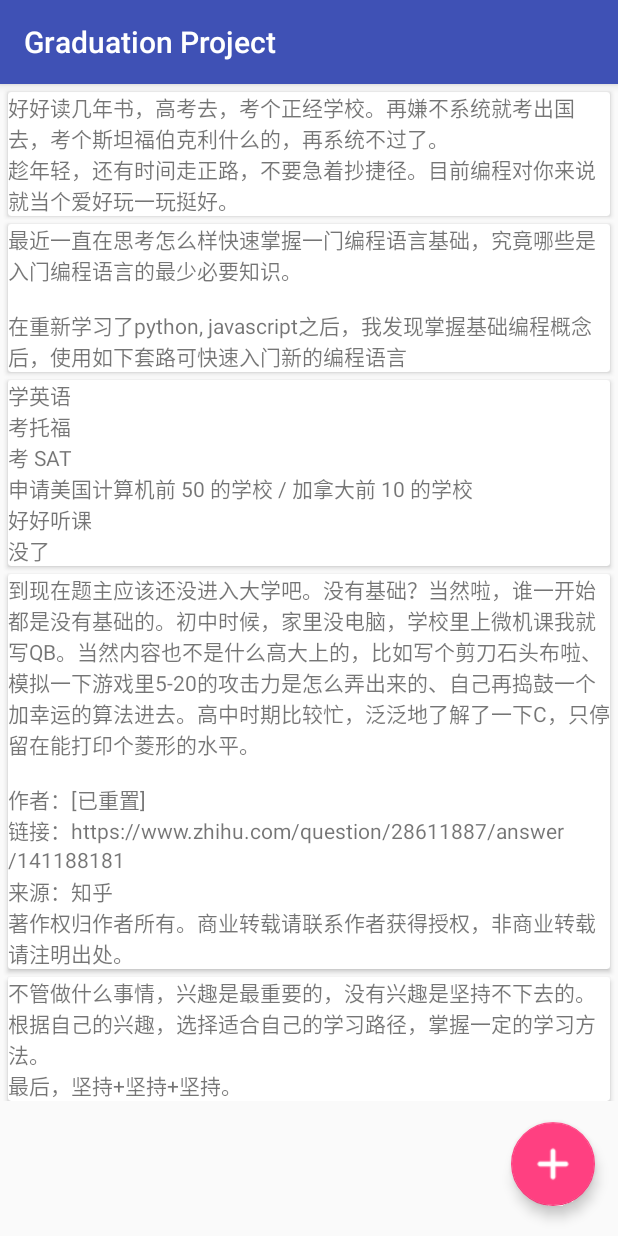
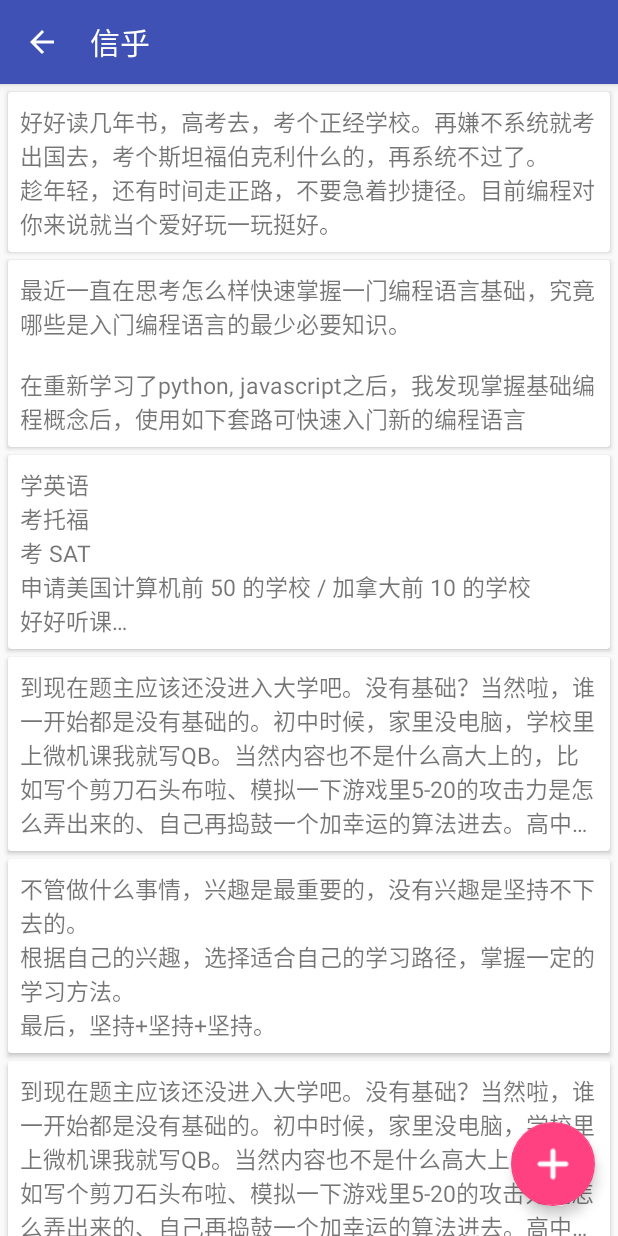
Before and after one commit to coolcm/graduation-project, an Android app: the screen it shows after launch (ListActivity), on a phone screen of 412 x 824 dp. Run offline under Robolectric (Android 15) with nearby library versions, the phone set to English and light mode, and no system bars.

Commit message:
添加Toolbar和具体内容界面

```diff
--- a/app/src/main/AndroidManifest.xml
+++ b/app/src/main/AndroidManifest.xml
@@ -16,7 +16,8 @@
                 <category android:name="android.intent.category.LAUNCHER" />
             </intent-filter>
         </activity>
-        <activity android:name=".activity.EditActivity"></activity>
+        <activity android:name=".activity.EditActivity" />
+        <activity android:name=".activity.ContentActivity"></activity>
     </application>
 
 </manifest>
--- a/app/src/main/java/com/example/graduationproject/activity/ListActivity.java
+++ b/app/src/main/java/com/example/graduationproject/activity/ListActivity.java
@@ -2,13 +2,14 @@ package com.example.graduationproject.activity;
 
 import android.content.Intent;
 import android.support.design.widget.FloatingActionButton;
+import android.support.v4.widget.NestedScrollView;
 import android.support.v7.app.AppCompatActivity;
 import android.os.Bundle;
 import android.support.v7.widget.LinearLayoutManager;
 import android.support.v7.widget.RecyclerView;
+import android.support.v7.widget.Toolbar;
 import android.util.Log;
 import android.view.View;
-import android.widget.ScrollView;
 
 import com.example.graduationproject.R;
 import com.example.graduationproject.adapter.MyRecyclerAdapter;
@@ -19,7 +20,7 @@ import java.util.List;
 
 public class ListActivity extends AppCompatActivity {
 
-    ScrollView scrollView;
+    NestedScrollView nestedScrollView;
     RecyclerView recyclerView;
     MyRecyclerAdapter myRecyclerAdapter;
     LinearLayoutManager linearLayoutManager;
@@ -29,7 +30,11 @@ public class ListActivity extends AppCompatActivity {
     protected void onCreate(Bundle savedInstanceState) {
         super.onCreate(savedInstanceState);
         setContentView(R.layout.activity_list);
-        scrollView = findViewById(R.id.scroll_view);
+        Toolbar toolbar = findViewById(R.id.toolbar);
+        toolbar.setTitle("信乎");
+        setSupportActionBar(toolbar);
+        getSupportActionBar().setDisplayHomeAsUpEnabled(true);
+        nestedScrollView = findViewById(R.id.scroll_view);
         recyclerView = findViewById(R.id.recycler_view);
         floatingActionButton = findViewById(R.id.floating_add_button);
         list.add(new ListItemBean("好好读几年书，高考去，考个正经学校。再嫌不系统就考出国去，考个斯坦福伯克利什么的，再系统不过了。\n" +
@@ -52,10 +57,23 @@ public class ListActivity extends AppCompatActivity {
         list.add(new ListItemBean("不管做什么事情，兴趣是最重要的，没有兴趣是坚持不下去的。\n" +
                 "根据自己的兴趣，选择适合自己的学习路径，掌握一定的学习方法。\n" +
                 "最后，坚持+坚持+坚持。"));
-        myRecyclerAdapter = new MyRecyclerAdapter(list);
+        list.add(new ListItemBean("到现在题主应该还没进入大学吧。没有基础？当然啦，谁一开始都是没有基础的。初中时候，家里没电脑，学校里上微机课我就写QB。当然内容也不是什么高大上的，比如写个剪刀石头布啦、模拟一下游戏里5-20的攻击力是怎么弄出来的、自己再捣鼓一个加幸运的算法进去。高中时期比较忙，泛泛地了解了一下C，只停留在能打印个菱形的水平。\n" +
+                "\n" +
+                "著作权归作者所有。商业转载请联系作者获得授权，非商业转载请注明出处。"));
+        list.add(new ListItemBean("学英语\n" +
+                "考托福\n" +
+                "考 SAT\n" +
+                "申请美国计算机前 50 的学校 / 加拿大前 10 的学校\n" +
+                "好好听课\n" +
+                "没了"));
+        list.add(new ListItemBean("最近一直在思考怎么样快速掌握一门编程语言基础，究竟哪些是入门编程语言的最少必要知识。\n" +
+                "\n" +
+                "在重新学习了python, javascript之后，我发现掌握基础编程概念后，使用如下套路可快速入门新的编程语言"));
+        myRecyclerAdapter = new MyRecyclerAdapter(list, this);
         linearLayoutManager = new LinearLayoutManager(this);
-        recyclerView.setLayoutManager(linearLayoutManager);
+        recyclerView.setLayoutManager(linearLayoutManager);;
         recyclerView.setAdapter(myRecyclerAdapter);
+        recyclerView.setNestedScrollingEnabled(false);
         floatingActionButton.setOnClickListener(new View.OnClickListener() {
             @Override
             public void onClick(View view) {
@@ -73,8 +91,8 @@ public class ListActivity extends AppCompatActivity {
             case 1:
                 list.add(0, (ListItemBean) data.getSerializableExtra("listItemBean"));
                 Log.e("123123", String.valueOf(list.size()));
-                myRecyclerAdapter.notifyItemInserted(0);
-                scrollView.scrollTo(0, 0);
+                myRecyclerAdapter.notifyDataSetChanged();
+                nestedScrollView.scrollTo(0, 0);
                 break;
             default:
                 break;
--- a/app/src/main/java/com/example/graduationproject/adapter/MyRecyclerAdapter.java
+++ b/app/src/main/java/com/example/graduationproject/adapter/MyRecyclerAdapter.java
@@ -1,5 +1,7 @@
 package com.example.graduationproject.adapter;
 
+import android.content.Context;
+import android.content.Intent;
 import android.support.v7.widget.CardView;
 import android.support.v7.widget.RecyclerView;
 import android.view.LayoutInflater;
@@ -8,6 +10,7 @@ import android.view.ViewGroup;
 import android.widget.TextView;
 
 import com.example.graduationproject.R;
+import com.example.graduationproject.activity.ContentActivity;
 import com.example.graduationproject.bean.ListItemBean;
 
 import java.util.List;
@@ -19,9 +22,11 @@ import java.util.List;
 public class MyRecyclerAdapter extends RecyclerView.Adapter<MyRecyclerAdapter.ViewHolder> {
 
     private List<ListItemBean> list;
+    private Context context;
 
-    public MyRecyclerAdapter(List<ListItemBean> list){
+    public MyRecyclerAdapter(List<ListItemBean> list, Context context){
         this.list = list;
+        this.context = context;
     }
 
     @Override
@@ -32,8 +37,16 @@ public class MyRecyclerAdapter extends RecyclerView.Adapter<MyRecyclerAdapter.Vi
     }
 
     @Override
-    public void onBindViewHolder(ViewHolder holder, int position) {
+    public void onBindViewHolder(ViewHolder holder, final int position) {
         holder.textView.setText(list.get(position).getContent());
+        holder.cardView.setOnClickListener(new View.OnClickListener() {
+            @Override
+            public void onClick(View view) {
+                Intent intent = new Intent(context, ContentActivity.class);
+                intent.putExtra("content", list.get(position));
+                context.startActivity(intent);
+            }
+        });
     }
 
     @Override
--- a/app/src/main/res/layout/activity_list.xml
+++ b/app/src/main/res/layout/activity_list.xml
@@ -1,24 +1,29 @@
 <?xml version="1.0" encoding="utf-8"?>
-<android.support.design.widget.CoordinatorLayout xmlns:android="http://schemas.android.com/apk/res/android"
+<android.support.design.widget.CoordinatorLayout
+    xmlns:android="http://schemas.android.com/apk/res/android"
     xmlns:app="http://schemas.android.com/apk/res-auto"
     android:layout_width="match_parent"
     android:layout_height="match_parent">
 
-    <ScrollView
+    <android.support.design.widget.AppBarLayout
+        android:layout_width="match_parent"
+        android:layout_height="wrap_content">
+
+        <include layout="@layout/toolbar" />
+
+    </android.support.design.widget.AppBarLayout>
+
+    <android.support.v4.widget.NestedScrollView
         android:id="@+id/scroll_view"
+        app:layout_behavior="@string/appbar_scrolling_view_behavior"
         android:layout_width="match_parent"
         android:layout_height="match_parent">
 
-        <LinearLayout
+        <android.support.v7.widget.RecyclerView
+            android:id="@+id/recycler_view"
             android:layout_width="match_parent"
-            android:layout_height="wrap_content">
-
-            <android.support.v7.widget.RecyclerView
-                android:id="@+id/recycler_view"
-                android:layout_width="match_parent"
-                android:layout_height="match_parent" />
-        </LinearLayout>
-    </ScrollView>
+            android:layout_height="match_parent" />
+    </android.support.v4.widget.NestedScrollView>
 
     <android.support.design.widget.FloatingActionButton
         android:id="@+id/floating_add_button"
--- a/app/src/main/res/layout/item_view.xml
+++ b/app/src/main/res/layout/item_view.xml
@@ -10,6 +10,10 @@
 
     <TextView
         android:id="@+id/text_view"
+        android:padding="8dp"
+        android:textSize="15sp"
+        android:maxLines="5"
+        android:ellipsize="end"
         android:layout_width="match_parent"
         android:layout_height="wrap_content" />
 
--- /dev/null
+++ b/app/src/main/res/layout/toolbar.xml
@@ -0,0 +1,10 @@
+<?xml version="1.0" encoding="utf-8"?>
+<android.support.v7.widget.Toolbar xmlns:android="http://schemas.android.com/apk/res/android"
+    xmlns:app="http://schemas.android.com/apk/res-auto"
+    android:id="@+id/toolbar"
+    app:theme="@style/ThemeOverlay.AppCompat.Dark.ActionBar"
+    app:contentInsetStartWithNavigation="0dp"
+    app:layout_scrollFlags="scroll|enterAlways"
+    android:layout_width="match_parent"
+    android:background="?attr/colorPrimary"
+    android:layout_height="?android:attr/actionBarSize" />
--- a/app/src/main/res/values/styles.xml
+++ b/app/src/main/res/values/styles.xml
@@ -6,6 +6,8 @@
         <item name="colorPrimary">@color/colorPrimary</item>
         <item name="colorPrimaryDark">@color/colorPrimaryDark</item>
         <item name="colorAccent">@color/colorAccent</item>
+        <item name="windowActionBar">false</item>
+        <item name="windowNoTitle">true</item>
     </style>
 
 </resources>
```
Also changed, not shown: app/src/main/java/com/example/graduationproject/activity/ContentActivity.java (added, +40 -0 lines), app/src/main/java/com/example/graduationproject/activity/EditActivity.java (+25 -16 lines), app/src/main/res/layout/activity_content.xml (added, +26 -0 lines), app/src/main/res/layout/activity_edit.xml (+19 -4 lines).
